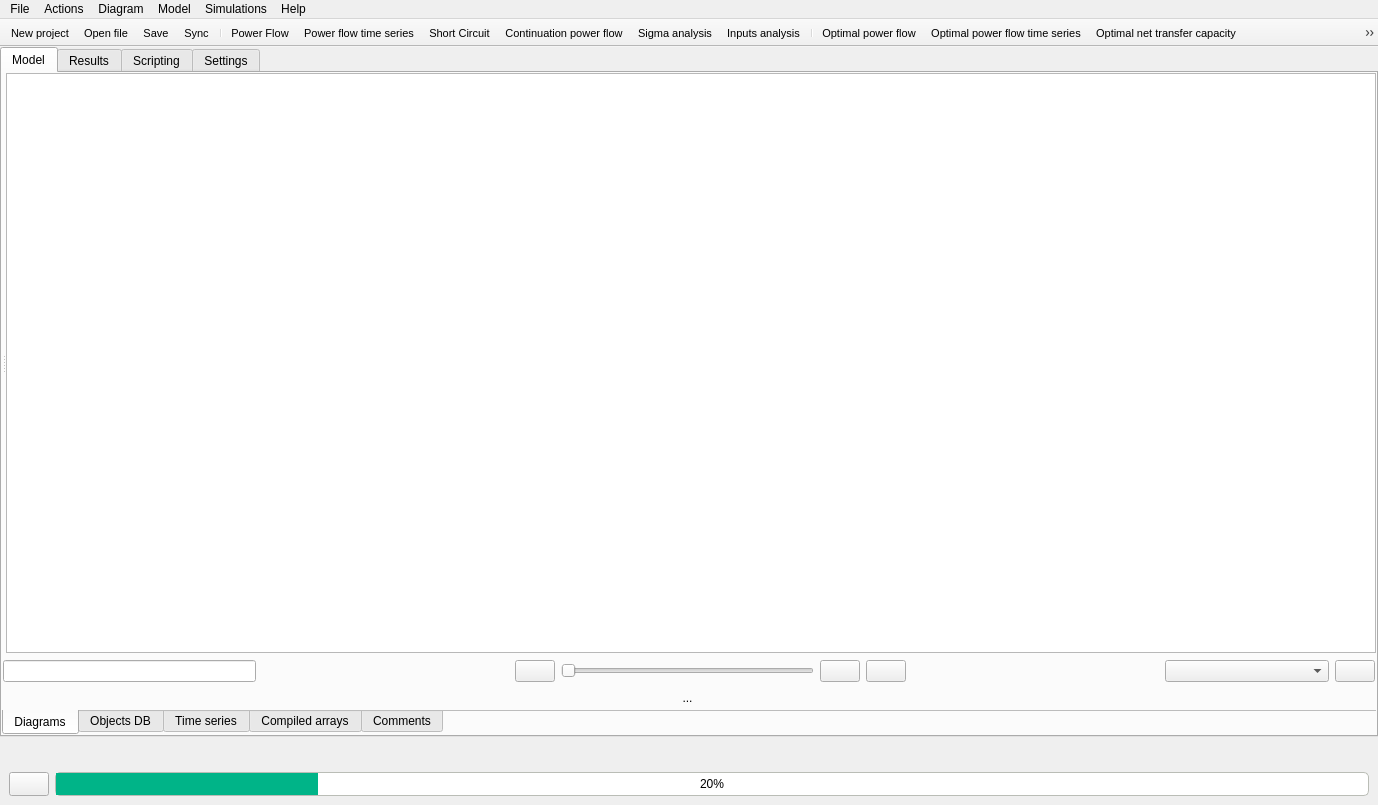
Qt form src/GridCal/Gui/Main/MainWindow.ui (SanPen/GridCal) before a commit.
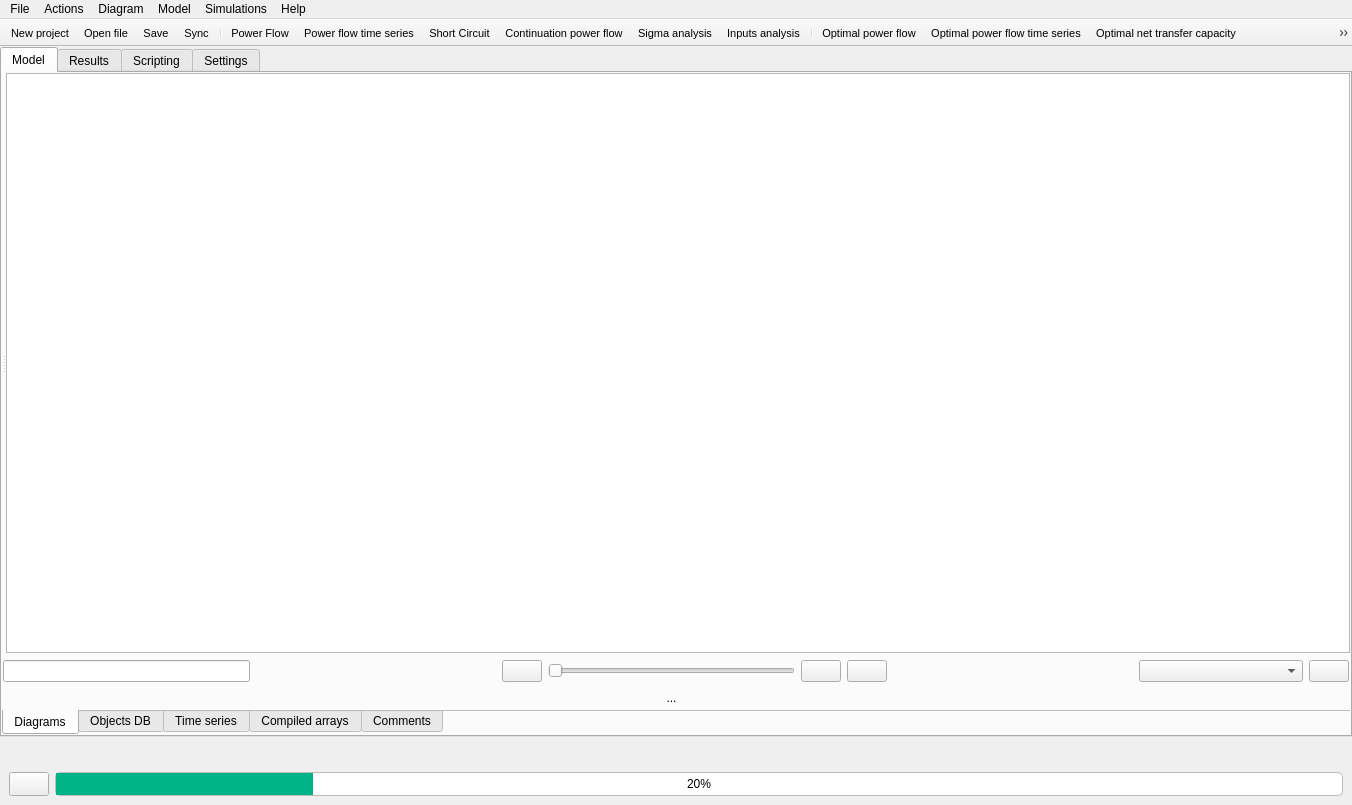
The same form after that commit. Icons and pictures are not drawn.

```diff
--- a/src/GridCal/Gui/Main/MainWindow.ui
+++ b/src/GridCal/Gui/Main/MainWindow.ui
@@ -6,7 +6,7 @@
    <rect>
     <x>0</x>
     <y>0</y>
-    <width>1378</width>
+    <width>1352</width>
     <height>805</height>
    </rect>
   </property>
@@ -8644,7 +8644,7 @@
     <rect>
      <x>0</x>
      <y>0</y>
-     <width>1378</width>
+     <width>1352</width>
      <height>22</height>
     </rect>
    </property>
```
